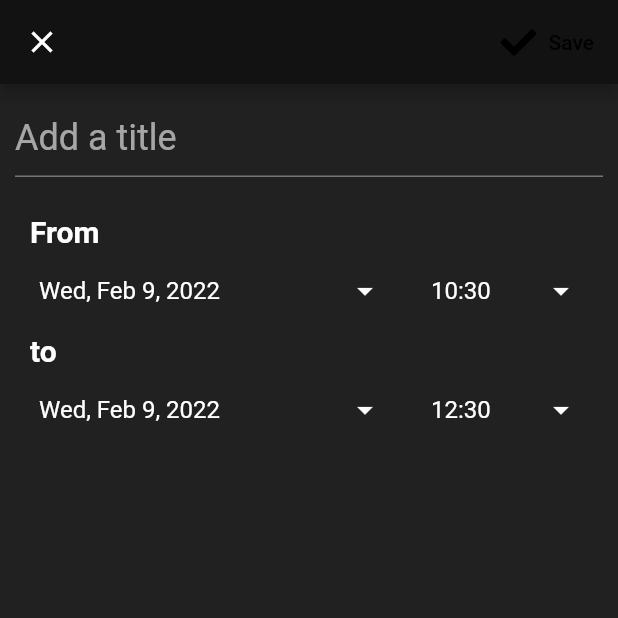
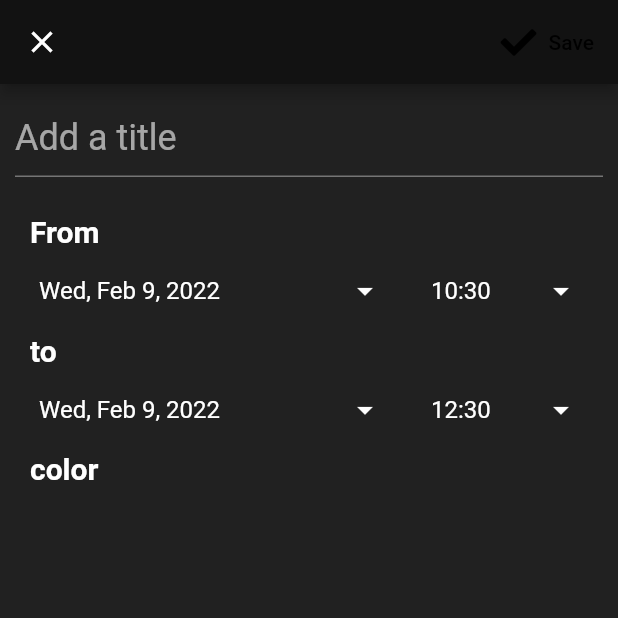
Before and after one commit to sksbkt/world-time-flutter, a Flutter app: the EventEditingPage screen opened by its route, on a phone screen of 412 x 824 dp, the top half of it. Run offline on Flutter 3.47's test engine with Material 2 defaults, Android fonts, the phone set to English and light mode, and no system bars; our stand-ins replace firebase_auth, firebase_core, flutter_html, flutter_spinkit, flutter_typeahead, font_awesome_flutter and 4 more; missing offline and left inert: syncfusion_flutter_core; accounts and stored records are empty.

Commit message:
TODO: Color picker on event_editing_page.dart

```diff
--- a/lib/pages/Calendar.dart
+++ b/lib/pages/Calendar.dart
@@ -29,7 +29,7 @@ class _CalendarState extends State<Calendar> {
 
   @override
   Widget build(BuildContext context) {
-    // final events = Provider.of<EventProvider>(context).events;
+    final events = Provider.of<EventProvider>(context).events;
     return Scaffold(
       drawer: NavigationDrawerWidget(),
       appBar: AppBar(
@@ -54,7 +54,7 @@ class _CalendarState extends State<Calendar> {
             dataSource: EventDataSource(snapShot),
             cellBorderColor: Colors.transparent,
             onTap: (calendarTapDetails) {
-              print(calendarTapDetails.appointments);
+              // print(calendarTapDetails.appointments);
             },
             onLongPress: (details) {
               // final provider =
--- a/lib/pages/event_editing_page.dart
+++ b/lib/pages/event_editing_page.dart
@@ -22,6 +22,8 @@ class _EventEditingPageState extends State<EventEditingPage> {
   final titleController = TextEditingController();
   late DateTime fromDate;
   late DateTime toDate;
+
+  final headerStyle = TextStyle(fontWeight: FontWeight.w700, fontSize: 20);
 
   @override
   void initState() {
@@ -116,7 +118,8 @@ class _EventEditingPageState extends State<EventEditingPage> {
                 pickerDateTime(pickingFrom: false, pickDate: true),
             OntapEnding: () =>
                 pickerDateTime(pickingFrom: false, pickDate: false),
-          )
+          ),
+          colorPick(header: 'color')
           // buildTo()
         ],
       );
@@ -129,7 +132,7 @@ class _EventEditingPageState extends State<EventEditingPage> {
   }) =>
       buildHeader(
           header: header,
-          headerStyle: TextStyle(fontWeight: FontWeight.w700, fontSize: 20),
+          headerStyle: headerStyle,
           child: Row(
             children: [
               Expanded(
@@ -250,4 +253,8 @@ class _EventEditingPageState extends State<EventEditingPage> {
       Navigator.of(context).pop();
     }
   }
+
+  Widget colorPick({required String header}) =>
+      buildHeader(header: header, headerStyle: headerStyle, child: Container());
+  //TODO: color picker will be implemented in the future
 }
```
Also changed, not shown: lib/pages/event_viewing_page.dart (+23 -1 lines), lib/utilities/Event.dart (+13 -0 lines), lib/widgets/Modules/Tasks_widget.dart (+7 -6 lines).
